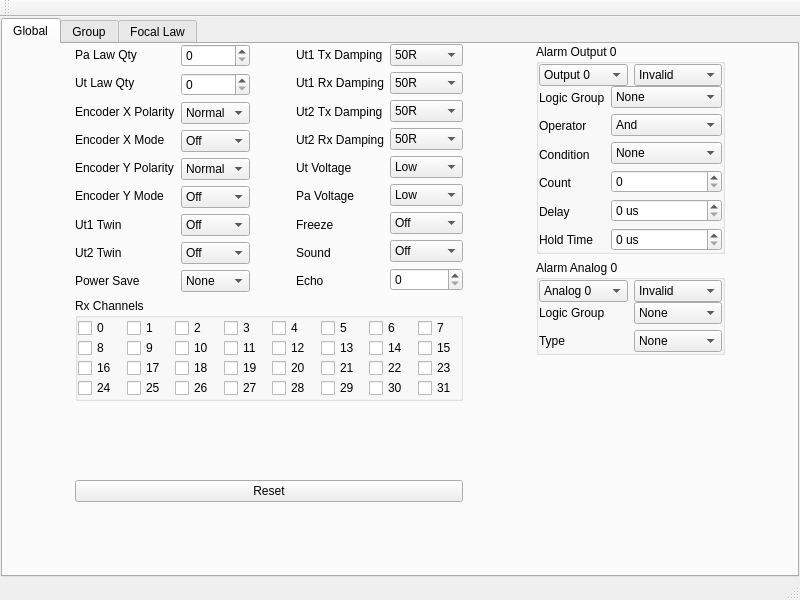
Qt form fpga/test_fpga/mainwindow.ui (15903016222/Voice) before a commit.
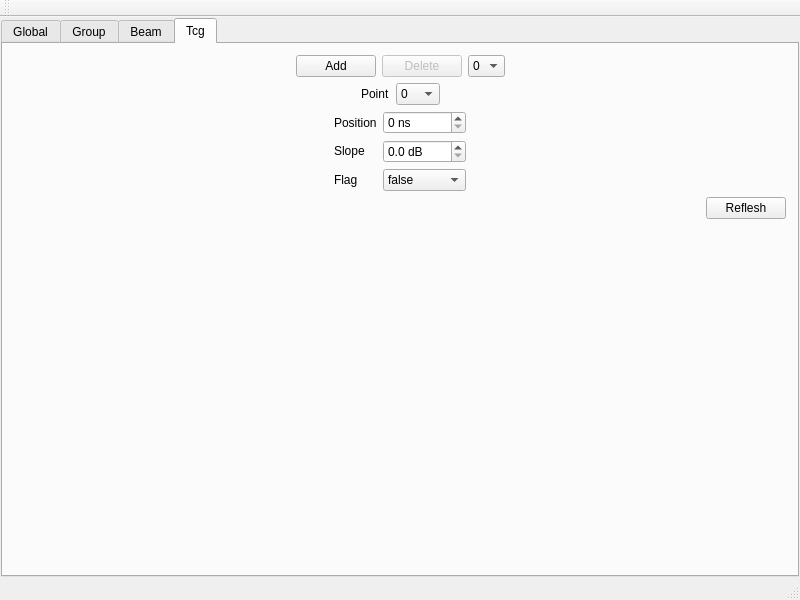
The same form after that commit. The open tabs and pages were chosen to show the change.

Commit message: Added: Tcg操作界面

Diff of the .ui file:
```diff
--- a/fpga/test_fpga/mainwindow.ui
+++ b/fpga/test_fpga/mainwindow.ui
@@ -1964,7 +1964,7 @@
       </widget>
       <widget class="QWidget" name="tabFocalLaw">
        <attribute name="title">
-        <string>Focal Law</string>
+        <string>Beam</string>
        </attribute>
        <layout class="QVBoxLayout" name="verticalLayout_28">
         <item>
@@ -2330,6 +2330,326 @@
         </item>
        </layout>
       </widget>
+      <widget class="QWidget" name="tab">
+       <attribute name="title">
+        <string>Tcg</string>
+       </attribute>
+       <layout class="QVBoxLayout" name="verticalLayout_31">
+        <item>
+         <layout class="QHBoxLayout" name="horizontalLayout_25">
+          <item>
+           <spacer name="horizontalSpacer_19">
+            <property name="orientation">
+             <enum>Qt::Horizontal</enum>
+            </property>
+            <property name="sizeHint" stdset="0">
+             <size>
+              <width>40</width>
+              <height>20</height>
+             </size>
+            </property>
+           </spacer>
+          </item>
+          <item>
+           <widget class="QPushButton" name="tcgAddPushButton">
+            <property name="text">
+             <string>Add</string>
+            </property>
+           </widget>
+          </item>
+          <item>
+           <widget class="QPushButton" name="tcgDeletePushButton">
+            <property name="enabled">
+             <bool>false</bool>
+            </property>
+            <property name="text">
+             <string>Delete</string>
+            </property>
+           </widget>
+          </item>
+          <item>
+           <widget class="QComboBox" name="tcgCurrentIndexComboBox">
+            <item>
+             <property name="text">
+              <string>0</string>
+             </property>
+            </item>
+           </widget>
+          </item>
+          <item>
+           <spacer name="horizontalSpacer_20">
+            <property name="orientation">
+             <enum>Qt::Horizontal</enum>
+            </property>
+            <property name="sizeHint" stdset="0">
+             <size>
+              <width>40</width>
+              <height>20</height>
+             </size>
+            </property>
+           </spacer>
+          </item>
+         </layout>
+        </item>
+        <item>
+         <layout class="QHBoxLayout" name="horizontalLayout_24">
+          <item>
+           <spacer name="horizontalSpacer_24">
+            <property name="orientation">
+             <enum>Qt::Horizontal</enum>
+            </property>
+            <property name="sizeHint" stdset="0">
+             <size>
+              <width>40</width>
+              <height>20</height>
+             </size>
+            </property>
+           </spacer>
+          </item>
+          <item>
+           <widget class="QLabel" name="label_76">
+            <property name="text">
+             <string>Point</string>
+            </property>
+           </widget>
+          </item>
+          <item>
+           <widget class="QComboBox" name="TcgPointcomboBox">
+            <item>
+             <property name="text">
+              <string>0</string>
+             </property>
+            </item>
+            <item>
+             <property name="text">
+              <string>1</string>
+             </property>
+            </item>
+            <item>
+             <property name="text">
+              <string>2</string>
+             </property>
+            </item>
+            <item>
+             <property name="text">
+              <string>3</string>
+             </property>
+            </item>
+            <item>
+             <property name="text">
+              <string>4</string>
+             </property>
+            </item>
+            <item>
+             <property name="text">
+              <string>5</string>
+             </property>
+            </item>
+            <item>
+             <property name="text">
+              <string>6</string>
+             </property>
+            </item>
+            <item>
+             <property name="text">
+              <string>7</string>
+             </property>
+            </item>
+            <item>
+             <property name="text">
+              <string>8</string>
+             </property>
+            </item>
+            <item>
+             <property name="text">
+              <string>9</string>
+             </property>
+            </item>
+            <item>
+             <property name="text">
+              <string>10</string>
+             </property>
+            </item>
+            <item>
+             <property name="text">
+              <string>11</string>
+             </property>
+            </item>
+            <item>
+             <property name="text">
+              <string>12</string>
+             </property>
+            </item>
+            <item>
+             <property name="text">
+              <string>13</string>
+             </property>
+            </item>
+            <item>
+             <property name="text">
+              <string>14</string>
+             </property>
+            </item>
+            <item>
+             <property name="text">
+              <string>15</string>
+             </property>
+            </item>
+           </widget>
+          </item>
+          <item>
+           <spacer name="horizontalSpacer_25">
+            <property name="orientation">
+             <enum>Qt::Horizontal</enum>
+            </property>
+            <property name="sizeHint" stdset="0">
+             <size>
+              <width>40</width>
+              <height>20</height>
+             </size>
+            </property>
+           </spacer>
+          </item>
+         </layout>
+        </item>
+        <item>
+         <layout class="QHBoxLayout" name="horizontalLayout_28">
+          <item>
+           <spacer name="horizontalSpacer_21">
+            <property name="orientation">
+             <enum>Qt::Horizontal</enum>
+            </property>
+            <property name="sizeHint" stdset="0">
+             <size>
+              <width>40</width>
+              <height>20</height>
+             </size>
+            </property>
+           </spacer>
+          </item>
+          <item>
+           <layout class="QVBoxLayout" name="verticalLayout_29">
+            <item>
+             <widget class="QLabel" name="label_73">
+              <property name="text">
+               <string>Position</string>
+              </property>
+             </widget>
+            </item>
+            <item>
+             <widget class="QLabel" name="label_74">
+              <property name="text">
+               <string>Slope</string>
+              </property>
+             </widget>
+            </item>
+            <item>
+             <widget class="QLabel" name="label_75">
+              <property name="text">
+               <string>Flag</string>
+              </property>
+             </widget>
+            </item>
+           </layout>
+          </item>
+          <item>
+           <layout class="QVBoxLayout" name="verticalLayout_30">
+            <item>
+             <widget class="QSpinBox" name="tcgPositionSpinBox">
+              <property name="suffix">
+               <string> ns</string>
+              </property>
+              <property name="maximum">
+               <number>10485750</number>
+              </property>
+              <property name="singleStep">
+               <number>10</number>
+              </property>
+             </widget>
+            </item>
+            <item>
+             <widget class="QDoubleSpinBox" name="tcgSlopeDoubleSpinBox">
+              <property name="suffix">
+               <string> dB</string>
+              </property>
+              <property name="decimals">
+               <number>1</number>
+              </property>
+              <property name="singleStep">
+               <double>0.100000000000000</double>
+              </property>
+             </widget>
+            </item>
+            <item>
+             <widget class="QComboBox" name="tcgFlagComboBox">
+              <item>
+               <property name="text">
+                <string>false</string>
+               </property>
+              </item>
+              <item>
+               <property name="text">
+                <string>true</string>
+               </property>
+              </item>
+             </widget>
+            </item>
+           </layout>
+          </item>
+          <item>
+           <spacer name="horizontalSpacer_22">
+            <property name="orientation">
+             <enum>Qt::Horizontal</enum>
+            </property>
+            <property name="sizeHint" stdset="0">
+             <size>
+              <width>40</width>
+              <height>20</height>
+             </size>
+            </property>
+           </spacer>
+          </item>
+         </layout>
+        </item>
+        <item>
+         <layout class="QHBoxLayout" name="horizontalLayout_26">
+          <item>
+           <spacer name="horizontalSpacer_23">
+            <property name="orientation">
+             <enum>Qt::Horizontal</enum>
+            </property>
+            <property name="sizeHint" stdset="0">
+             <size>
+              <width>40</width>
+              <height>20</height>
+             </size>
+            </property>
+           </spacer>
+          </item>
+          <item>
+           <widget class="QPushButton" name="tcgRefleshPushButton">
+            <property name="text">
+             <string>Reflesh</string>
+            </property>
+           </widget>
+          </item>
+         </layout>
+        </item>
+        <item>
+         <spacer name="verticalSpacer_7">
+          <property name="orientation">
+           <enum>Qt::Vertical</enum>
+          </property>
+          <property name="sizeHint" stdset="0">
+           <size>
+            <width>20</width>
+            <height>303</height>
+           </size>
+          </property>
+         </spacer>
+        </item>
+       </layout>
+      </widget>
      </widget>
     </item>
    </layout>
```
Left out of the diff: 19 changed lines with no effect on the pictures. The commit also changes 3 other files.
